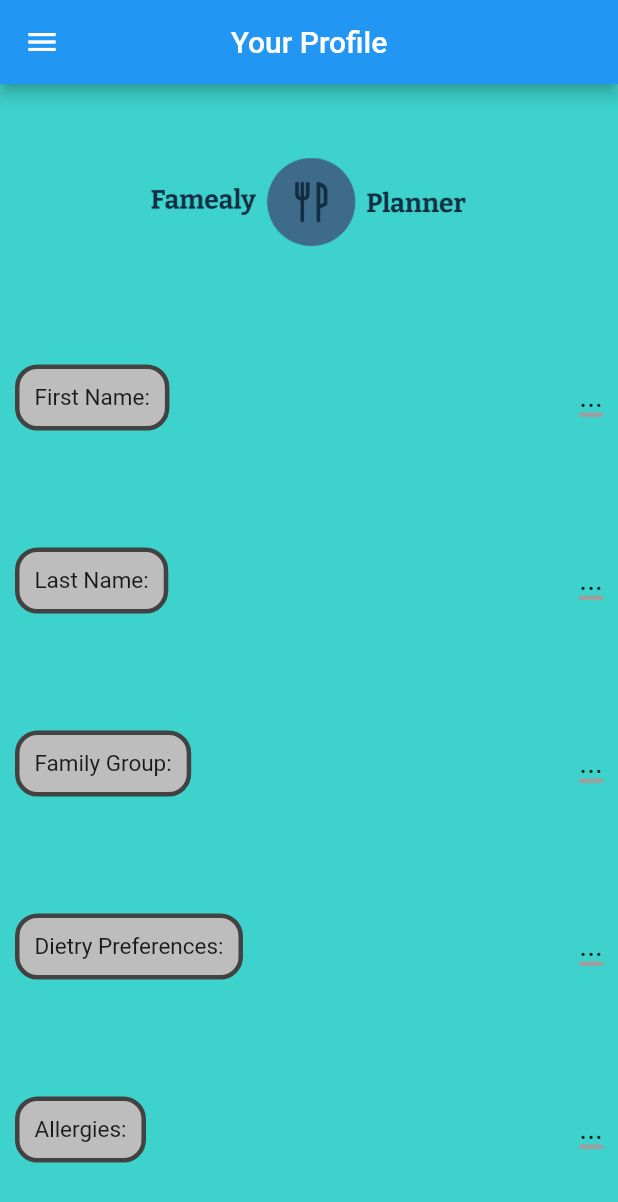
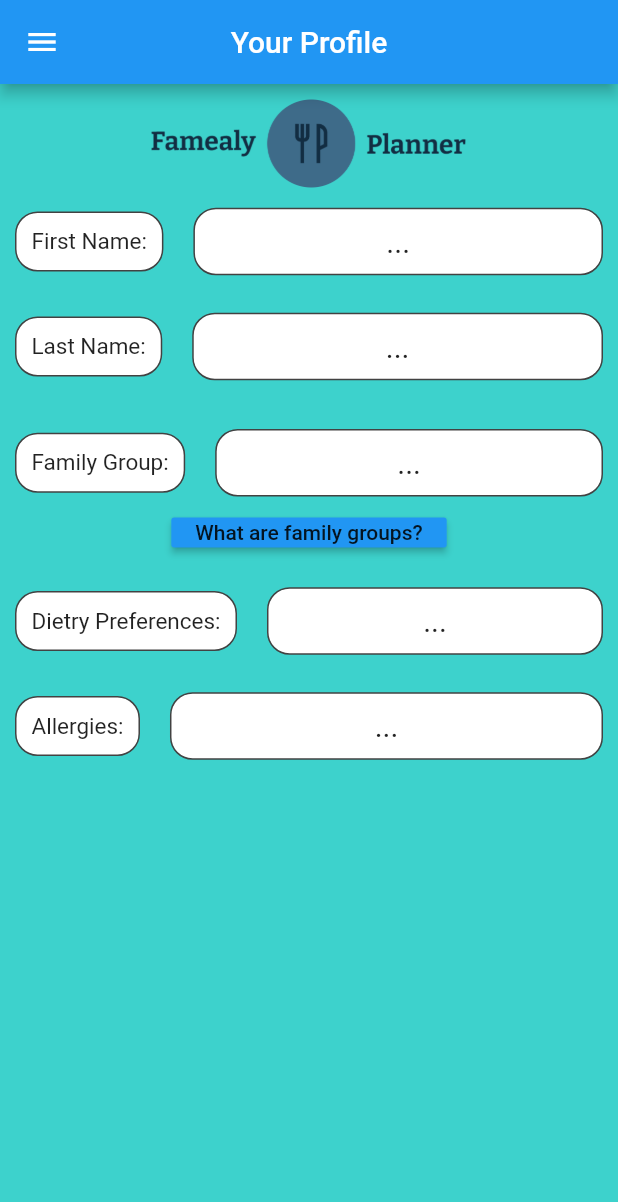
Before and after one commit to SamKingDev/HighfieldHack2021, a Flutter app: the screen it shows once a user with an empty profile is signed in, on a phone screen of 412 x 824 dp. Shown: the top 1202 px of the screen. Run offline on Flutter 3.47's test engine with Material 2 defaults, Android fonts, the phone set to English and light mode, and no system bars; our stand-ins replace firebase_auth, firebase_core, flutter_signin_button, google_sign_in; accounts and stored records are empty.

Commit message:
working on families

```diff
--- a/App/lib/main.dart
+++ b/App/lib/main.dart
@@ -1,3 +1,6 @@
+import 'package:famealy/screens/Family/abooutFamily.dart';
+import 'package:famealy/screens/Family/createFamily.dart';
+import 'package:famealy/screens/Family/joinFamily.dart';
 import 'package:famealy/screens/login/login_screen.dart';
 import 'package:famealy/screens/profile/profile.dart';
 import 'package:firebase_core/firebase_core.dart';
@@ -17,6 +20,9 @@ void main() async {
       routes: {
         '/': (context) => LoginScreen(),
         '/profile': (context) => Profile(),
+        '/aboutFamily' : (context) => aboutFamily(),
+        '/createFamily': (context) => createFamily(),
+        '/joinFamily' : (context) => joinFamily(),
       },
     ),
   ));
--- a/App/lib/screens/profile/profile.dart
+++ b/App/lib/screens/profile/profile.dart
@@ -53,20 +53,81 @@ class _ProfileState extends State<Profile> {
       body: Padding(
         padding: EdgeInsets.all(10.0),
         child: Column(
-          mainAxisAlignment: MainAxisAlignment.spaceAround,
           children: <Widget>[
             Image(image: AssetImage(
               'assets/logo.png'),
               height: 60,
             ),
+
+            Column(
+              children: [
                 CustomRow('First Name:', '...'),
                 CustomRow('Last Name:', '...'),
-            CustomRow('Family Group:', '...'),
+                SizedBox(height: 20),
+                FamilyCustomRow('Family Group:', '...'),
                 CustomRow('Dietry Preferences:', '...'),
                 CustomRow('Allergies:', '...'),
               ],
             ),
+
+          ],
         ),
+      ),
+    );
+  }
+}
+
+class FamilyCustomRow extends StatelessWidget {
+
+  String text;
+  String content;
+
+  FamilyCustomRow(this.text, this.content);
+
+  @override
+  Widget build(BuildContext context) {
+    return Column(
+      children: [
+        Row(
+          children: [
+            Container(
+              padding: EdgeInsets.all(10),
+              decoration: labelBoxDecoration(),
+              child: Text(
+                text,
+                style: TextStyle(
+                  fontSize: 15,
+                ),
+              ),
+            ),
+            SizedBox(width: 20),
+            Expanded(
+              child: Container(
+                padding: EdgeInsets.all(10),
+                decoration: labelBoxDecoration(),
+                child: Center(
+                  child: Text(
+                    content,
+                    style: TextStyle(
+                      fontSize: 20,
+                    ),
+                  ),
+                ),
+              ),
+            ),
+          ],
+        ),
+        ButtonTheme(
+          height: 20,
+          child: RaisedButton(
+            color: Theme.of(context).accentColor,
+            onPressed: () {
+              Navigator.pushNamed(context, '/aboutFamily');
+            }, //
+            child: Text('What are family groups?'),
+          ),
+        ),
+      ],
     );
   }
 }
@@ -81,7 +142,6 @@ class CustomRow extends StatelessWidget {
   @override
   Widget build(BuildContext context) {
     return Row(
-      mainAxisAlignment: MainAxisAlignment.spaceBetween,
       children: [
         Container(
           padding: EdgeInsets.all(10),
@@ -93,8 +153,12 @@ class CustomRow extends StatelessWidget {
             ),
           ),
         ),
-        Container(
-          decoration: contentBoxDecoration(),
+        SizedBox(width: 20),
+        Expanded(
+          child: Container(
+            padding: EdgeInsets.all(10),
+            decoration: labelBoxDecoration(),
+            child: Center(
               child: Text(
                 content,
                 style: TextStyle(
@@ -102,10 +166,14 @@ class CustomRow extends StatelessWidget {
                 ),
               ),
             ),
+          ),
+        ),
+        SizedBox(height: 70),
       ],
     );
   }
 }
+
 
 
 class CustomListTile extends StatelessWidget{
@@ -159,9 +227,9 @@ class CustomListTile extends StatelessWidget{
 
 BoxDecoration labelBoxDecoration() {
   return BoxDecoration(
-    color: Colors.grey[400],
+    color: Colors.white,
     border: Border.all(
-        width: 3.0,
+        width: 1.0,
       color: Colors.grey[800]
     ),
     borderRadius: BorderRadius.all(
@@ -169,14 +237,3 @@ BoxDecoration labelBoxDecoration() {
     ),
   );
 }
-
-BoxDecoration contentBoxDecoration() {
-  return BoxDecoration(
-    border: Border(
-      bottom: BorderSide( //                   <--- left side
-        color: Colors.grey[500],
-        width: 3.0,
-      ),
-    ),
-  );
-}
```
Also changed, not shown: App/lib/screens/Family/abooutFamily.dart (added, +63 -0 lines), App/lib/screens/Family/createFamily.dart (added, +18 -0 lines), App/lib/screens/Family/joinFamily.dart (added, +18 -0 lines). Lines whose indentation alone changed are shown as unchanged.
